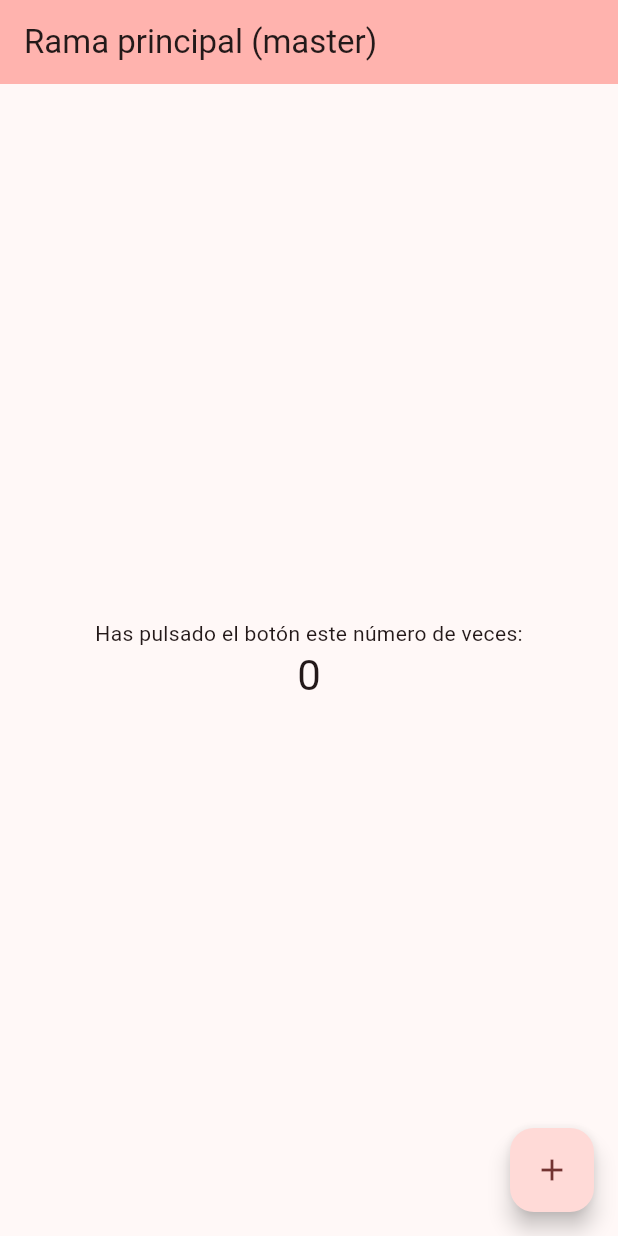
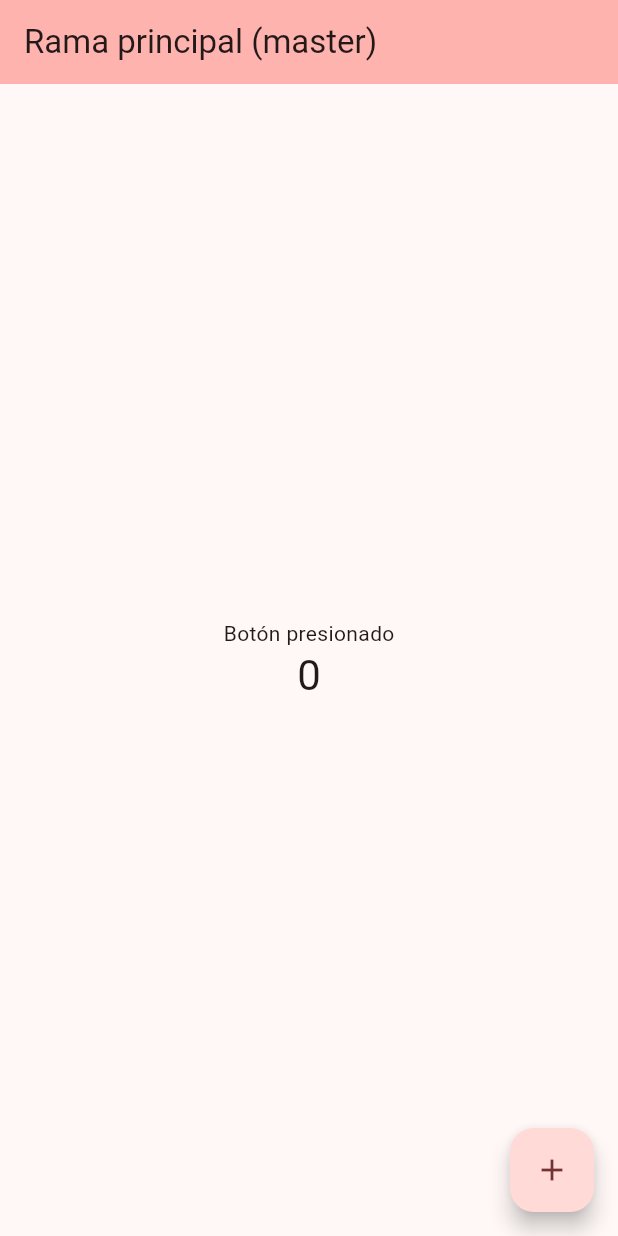
Before and after one commit to joanhernandez-costa/curso_git, a Flutter app: the screen it shows after launch, on a phone screen of 412 x 824 dp. Run offline on Flutter 3.47's test engine with Material 3 defaults, Android fonts, the phone set to English and light mode, and no system bars.

Commit message:
Se actualizó el texto central

```diff
--- a/lib/main.dart
+++ b/lib/main.dart
@@ -58,7 +58,7 @@
           mainAxisAlignment: MainAxisAlignment.center,
           children: <Widget>[
             const Text(
-              'Has pulsado el botón este número de veces:',
+              'Botón presionado',
             ),
             Text(
               '$_counter',
```
